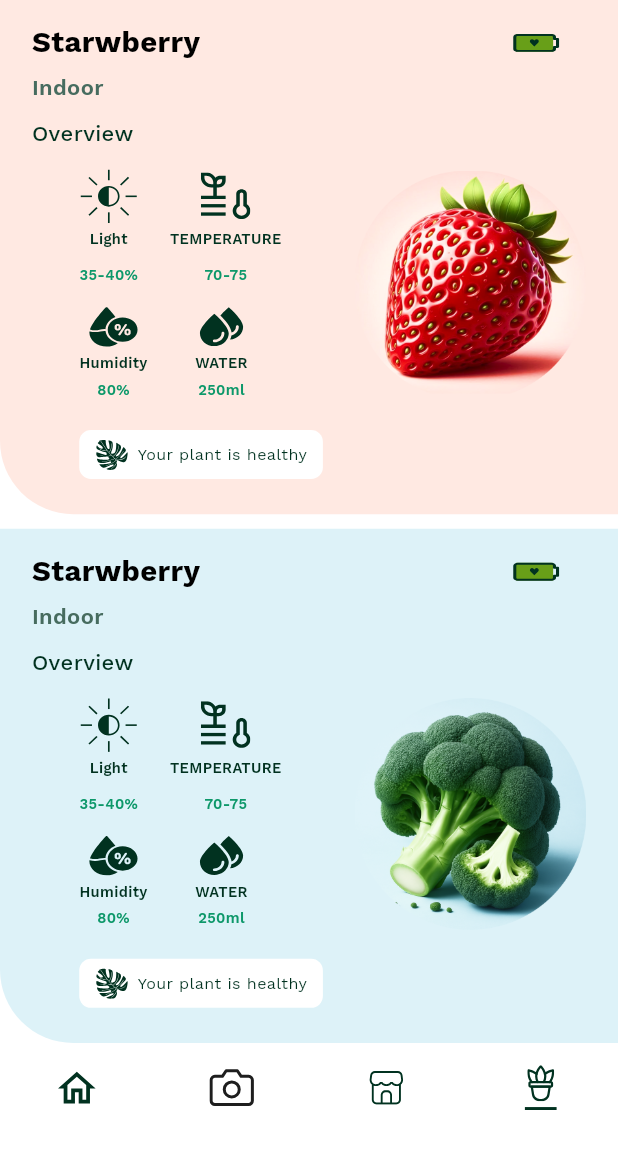
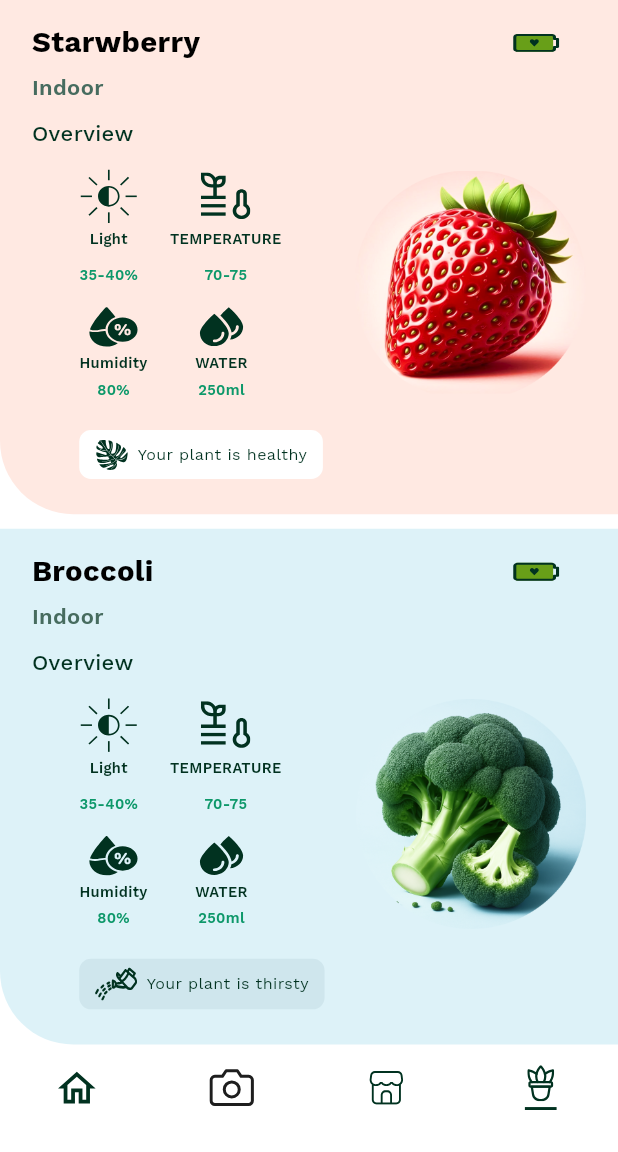
Before and after one commit to AmiraEmamM/Repo-1, a Flutter app: the HomeTabScreen screen opened directly, item 4 of the bottom bar chosen, on a phone screen of 412 x 824 dp, the part 84-1236 px from its top. Run offline on Flutter 3.47's test engine with Material 3 defaults, Android fonts, the phone set to English and light mode, and no system bars; our stand-ins replace flutter_screenutil, flutter_svg, image_picker, shared_preferences; accounts and stored records are empty.

Commit message:
- finish app

```diff
--- a/lib/features/health_mentor/presentation/screens/health_mentor.dart
+++ b/lib/features/health_mentor/presentation/screens/health_mentor.dart
@@ -20,24 +20,45 @@ class HealthMentorBody extends StatelessWidget {
 
   @override
   Widget build(BuildContext context) {
-    return ListView(children:  [
-     const HealthMentorItem(
+    return ListView(
+      children: [
+        HealthMentorItem(
           color: AppColors.lightPink,
-       image:  AppImages.healthMentor1,
+          image: AppImages.healthMentor1,
+          title: 'Starwberry',
+          description: 'Your plant is healthy',
+          descriptionColor: AppColors.white,
+          descriptionIcon: AppIcons.treeBranchIcon,
         ),
-      SizedBox(height: AppSize.sH10 ,),
-     const HealthMentorItem(
+        SizedBox(height: AppSize.sH10),
+         HealthMentorItem(
           color: AppColors.veryLightBlue,
-        image:  AppImages.healthMentor2,
+          image: AppImages.healthMentor2,
+          title: 'Broccoli',
+          description: 'Your plant is thirsty',
+          descriptionColor: const Color(0xFFCFE6ED),
+          descriptionIcon: AppIcons.waterDrinkerIcon,
         ),
-    ]);
+      ],
+    );
   }
 }
 
 class HealthMentorItem extends StatelessWidget {
-  const HealthMentorItem({super.key, required this.image, required this.color});
+  const HealthMentorItem({
+    super.key,
+    required this.image,
+    required this.color,
+    required this.title,
+    required this.description,
+    required this.descriptionColor, required this.descriptionIcon,
+  });
   final String image;
   final Color color;
+  final String title;
+  final String description;
+  final Color descriptionColor;
+  final String descriptionIcon;
   @override
   Widget build(BuildContext context) {
     return Container(
@@ -61,7 +82,7 @@ final Color color;
               Column(
                 crossAxisAlignment: CrossAxisAlignment.start,
                 children: [
-                  Text('Starwberry', style: AppStyles.bold20),
+                  Text(title, style: AppStyles.bold20),
                   SizedBox(height: AppSize.sH6),
                   Text(
                     'Indoor',
@@ -190,20 +211,20 @@ final Color color;
                     ),
                     SizedBox(height: AppSize.sH20),
                     Container(
-                      padding:  EdgeInsets.symmetric(
+                      padding: EdgeInsets.symmetric(
                         horizontal: AppPadding.pW10,
                         vertical: AppPadding.pH6,
                       ),
                       decoration: BoxDecoration(
-                        color: AppColors.white,
+                        color: descriptionColor,
                         borderRadius: BorderRadius.circular(AppCircular.r8),
                       ),
                       child: Row(
                         children: [
-                          SvgPicture.asset(AppIcons.treeBranchIcon),
+                          SvgPicture.asset(descriptionIcon),
                           SizedBox(width: AppSize.sW6),
                           Text(
-                            'Your plant is healthy',
+                            description,
                             style: AppStyles.regular14.copyWith(
                               fontSize: FontSize.s11,
                               color: AppColors.darkGreen,
@@ -212,16 +233,11 @@ final Color color;
                         ],
                       ),
                     ),
-
                   ],
                 ),
                 SizedBox(width: AppSize.sW20),
                 Flexible(
-                  child: Image.asset(
-                   image,
-                    height: 166.h,
-                    width: 166.w,
-                  ),
+                  child: Image.asset(image, height: 166.h, width: 166.w),
                 ),
               ],
             ),
```
Lines whose indentation alone changed are shown as unchanged.
